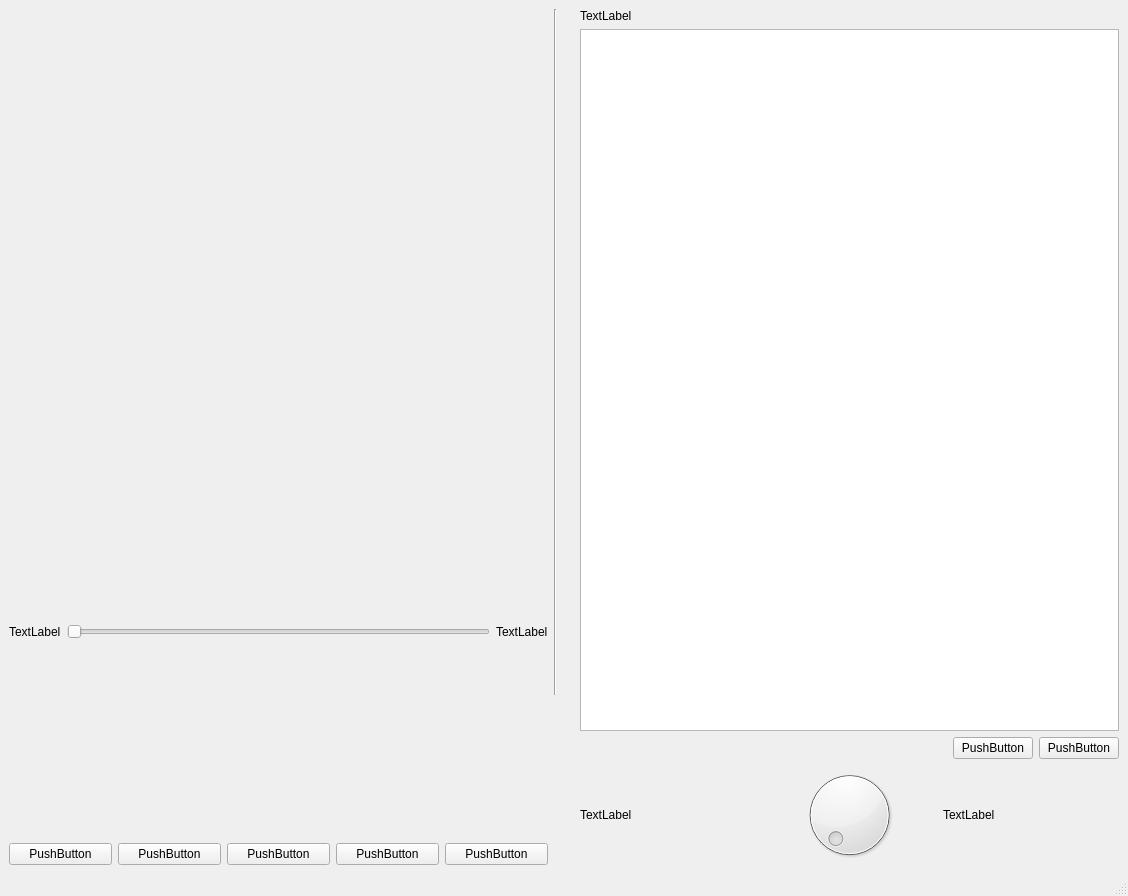
Old version of the form 190717_Qt_P5_design.ui in the repository bc2h/QtPython_ExoLecteurVideo.
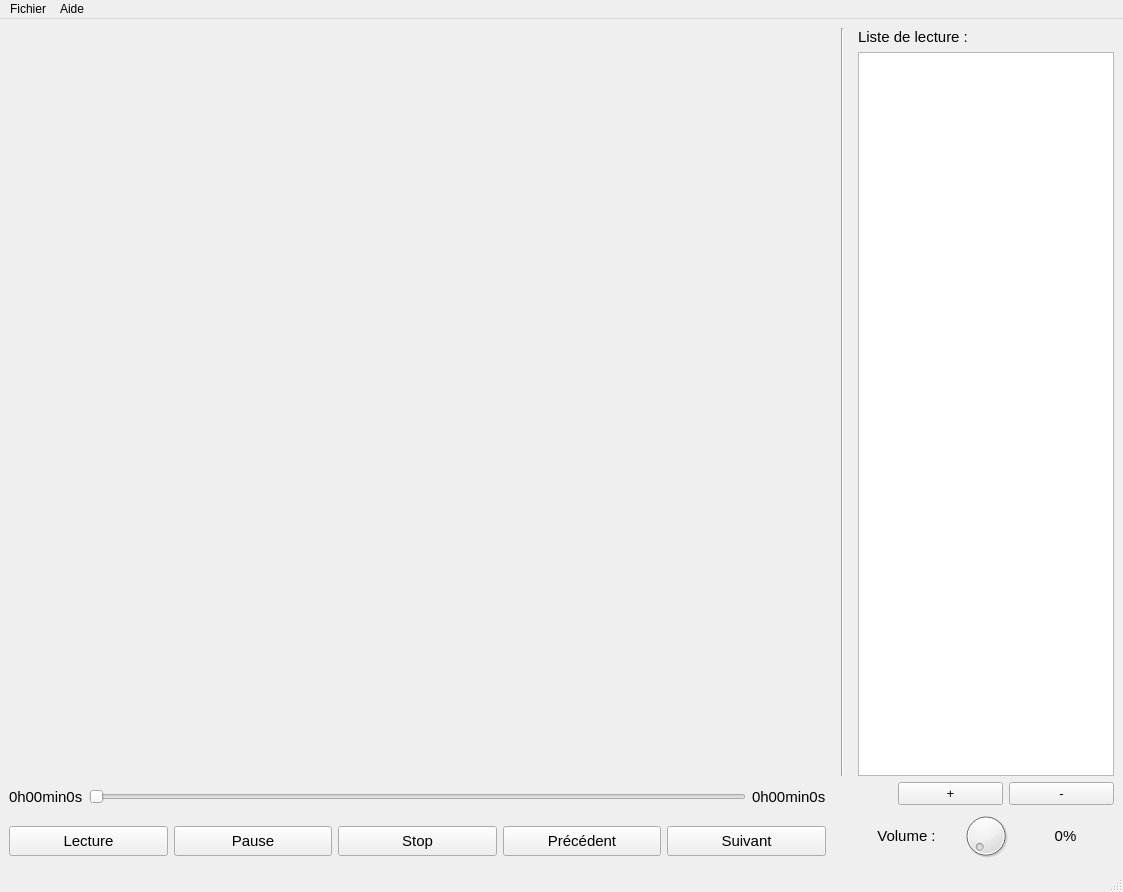
New version of the form.

What changed in the file:
```diff
--- a/190717_Qt_P5_design.ui
+++ b/190717_Qt_P5_design.ui
@@ -6,8 +6,8 @@
    <rect>
     <x>0</x>
     <y>0</y>
-    <width>1128</width>
-    <height>896</height>
+    <width>1123</width>
+    <height>892</height>
    </rect>
   </property>
   <property name="windowTitle">
@@ -18,28 +18,57 @@
     <item>
      <layout class="QVBoxLayout" name="verticalLayout_2">
       <item>
-       <widget class="QWidget" name="widget" native="true"/>
+       <widget class="QWidget" name="widget" native="true">
+        <property name="sizePolicy">
+         <sizepolicy hsizetype="Expanding" vsizetype="Expanding">
+          <horstretch>0</horstretch>
+          <verstretch>0</verstretch>
+         </sizepolicy>
+        </property>
+       </widget>
       </item>
       <item>
        <layout class="QHBoxLayout" name="horizontalLayout_2">
+        <property name="topMargin">
+         <number>8</number>
+        </property>
+        <property name="bottomMargin">
+         <number>8</number>
+        </property>
         <item>
-         <widget class="QLabel" name="label_5">
+         <widget class="QLabel" name="lbTimeReal">
+          <property name="font">
+           <font>
+            <pointsize>11</pointsize>
+           </font>
+          </property>
           <property name="text">
-           <string>TextLabel</string>
+           <string>0h00min0s</string>
           </property>
          </widget>
         </item>
         <item>
          <widget class="QSlider" name="horizontalSlider">
+          <property name="minimumSize">
+           <size>
+            <width>20</width>
+            <height>30</height>
+           </size>
+          </property>
           <property name="orientation">
            <enum>Qt::Horizontal</enum>
           </property>
          </widget>
         </item>
         <item>
-         <widget class="QLabel" name="label_4">
+         <widget class="QLabel" name="lbTimeTot">
+          <property name="font">
+           <font>
+            <pointsize>11</pointsize>
+           </font>
+          </property>
           <property name="text">
-           <string>TextLabel</string>
+           <string>0h00min0s</string>
           </property>
          </widget>
         </item>
@@ -47,38 +76,96 @@
       </item>
       <item>
        <layout class="QHBoxLayout" name="horizontalLayout">
+        <property name="bottomMargin">
+         <number>5</number>
+        </property>
         <item>
-         <widget class="QPushButton" name="pushButton_4">
+         <widget class="QPushButton" name="pbLect">
+          <property name="minimumSize">
+           <size>
+            <width>0</width>
+            <height>30</height>
+           </size>
+          </property>
+          <property name="font">
+           <font>
+            <pointsize>11</pointsize>
+           </font>
+          </property>
           <property name="text">
-           <string>PushButton</string>
+           <string>Lecture</string>
           </property>
          </widget>
         </item>
         <item>
-         <widget class="QPushButton" name="pushButton_3">
+         <widget class="QPushButton" name="pbPause">
+          <property name="minimumSize">
+           <size>
+            <width>0</width>
+            <height>30</height>
+           </size>
+          </property>
+          <property name="font">
+           <font>
+            <pointsize>11</pointsize>
+           </font>
+          </property>
           <property name="text">
-           <string>PushButton</string>
+           <string>Pause</string>
           </property>
          </widget>
         </item>
         <item>
-         <widget class="QPushButton" name="pushButton_2">
+         <widget class="QPushButton" name="pbStop">
+          <property name="minimumSize">
+           <size>
+            <width>0</width>
+            <height>30</height>
+           </size>
+          </property>
+          <property name="font">
+           <font>
+            <pointsize>11</pointsize>
+           </font>
+          </property>
           <property name="text">
-           <string>PushButton</string>
+           <string>Stop</string>
           </property>
          </widget>
         </item>
         <item>
-         <widget class="QPushButton" name="pushButton_5">
+         <widget class="QPushButton" name="pbPreced">
+          <property name="minimumSize">
+           <size>
+            <width>0</width>
+            <height>30</height>
+           </size>
+          </property>
+          <property name="font">
+           <font>
+            <pointsize>11</pointsize>
+           </font>
+          </property>
           <property name="text">
-           <string>PushButton</string>
+           <string>Précédent</string>
           </property>
          </widget>
         </item>
         <item>
-         <widget class="QPushButton" name="pushButton">
+         <widget class="QPushButton" name="pbSuiv">
+          <property name="minimumSize">
+           <size>
+            <width>0</width>
+            <height>30</height>
+           </size>
+          </property>
+          <property name="font">
+           <font>
+            <pointsize>11</pointsize>
+           </font>
+          </property>
           <property name="text">
-           <string>PushButton</string>
+           <string>Suivant</string>
           </property>
          </widget>
         </item>
@@ -90,6 +177,15 @@
      <layout class="QVBoxLayout" name="verticalLayout">
       <item>
        <widget class="Line" name="line">
+        <property name="sizePolicy">
+         <sizepolicy hsizetype="Minimum" vsizetype="Minimum">
+          <horstretch>0</horstretch>
+          <verstretch>0</verstretch>
+         </sizepolicy>
+        </property>
+        <property name="layoutDirection">
+         <enum>Qt::LeftToRight</enum>
+        </property>
         <property name="orientation">
          <enum>Qt::Vertical</enum>
         </property>
@@ -106,7 +202,7 @@
         <property name="sizeHint" stdset="0">
          <size>
           <width>20</width>
-          <height>170</height>
+          <height>85</height>
          </size>
         </property>
        </spacer>
@@ -116,14 +212,32 @@
     <item>
      <layout class="QVBoxLayout" name="verticalLayout_3">
       <item>
-       <widget class="QLabel" name="label_3">
+       <widget class="QLabel" name="lbListFilm">
+        <property name="maximumSize">
+         <size>
+          <width>16777215</width>
+          <height>16777215</height>
+         </size>
+        </property>
+        <property name="font">
+         <font>
+          <pointsize>11</pointsize>
+         </font>
+        </property>
         <property name="text">
-         <string>TextLabel</string>
+         <string>Liste de lecture :</string>
         </property>
        </widget>
       </item>
       <item>
-       <widget class="QListView" name="listView"/>
+       <widget class="QListView" name="listFilm">
+        <property name="sizePolicy">
+         <sizepolicy hsizetype="Minimum" vsizetype="Expanding">
+          <horstretch>0</horstretch>
+          <verstretch>0</verstretch>
+         </sizepolicy>
+        </property>
+       </widget>
       </item>
       <item>
        <layout class="QHBoxLayout" name="horizontalLayout_4">
@@ -132,6 +246,9 @@
           <property name="orientation">
            <enum>Qt::Horizontal</enum>
           </property>
+          <property name="sizeType">
+           <enum>QSizePolicy::Minimum</enum>
+          </property>
           <property name="sizeHint" stdset="0">
            <size>
             <width>40</width>
@@ -141,16 +258,26 @@
          </spacer>
         </item>
         <item>
-         <widget class="QPushButton" name="pushButton_7">
+         <widget class="QPushButton" name="pbAjout">
+          <property name="font">
+           <font>
+            <pointsize>10</pointsize>
+           </font>
+          </property>
           <property name="text">
-           <string>PushButton</string>
+           <string>+</string>
           </property>
          </widget>
         </item>
         <item>
-         <widget class="QPushButton" name="pushButton_6">
+         <widget class="QPushButton" name="pbSuppr">
+          <property name="font">
+           <font>
+            <pointsize>10</pointsize>
+           </font>
+          </property>
           <property name="text">
-           <string>PushButton</string>
+           <string>-</string>
           </property>
          </widget>
         </item>
@@ -159,19 +286,42 @@
       <item>
        <layout class="QHBoxLayout" name="horizontalLayout_3">
         <item>
-         <widget class="QLabel" name="label">
+         <widget class="QLabel" name="lbVolumeTitre">
+          <property name="font">
+           <font>
+            <pointsize>11</pointsize>
+           </font>
+          </property>
           <property name="text">
-           <string>TextLabel</string>
+           <string>Volume :</string>
           </property>
+          <property name="alignment">
+           <set>Qt::AlignCenter</set>
+          </property>
          </widget>
         </item>
         <item>
-         <widget class="QDial" name="dial"/>
+         <widget class="QDial" name="dlVolume">
+          <property name="maximumSize">
+           <size>
+            <width>50</width>
+            <height>50</height>
+           </size>
+          </property>
+         </widget>
         </item>
         <item>
-         <widget class="QLabel" name="label_2">
+         <widget class="QLabel" name="lbVolumePourc">
+          <property name="font">
+           <font>
+            <pointsize>11</pointsize>
+           </font>
+          </property>
           <property name="text">
-           <string>TextLabel</string>
+           <string>0%</string>
+          </property>
+          <property name="alignment">
+           <set>Qt::AlignCenter</set>
           </property>
          </widget>
         </item>
@@ -186,10 +336,22 @@
     <rect>
      <x>0</x>
      <y>0</y>
-     <width>1128</width>
+     <width>1123</width>
      <height>21</height>
     </rect>
    </property>
+   <widget class="QMenu" name="menuFile">
+    <property name="title">
+     <string>Fichier</string>
+    </property>
+   </widget>
+   <widget class="QMenu" name="menuAide">
+    <property name="title">
+     <string>Aide</string>
+    </property>
+   </widget>
+   <addaction name="menuFile"/>
+   <addaction name="menuAide"/>
   </widget>
   <widget class="QStatusBar" name="statusbar"/>
  </widget>
```
